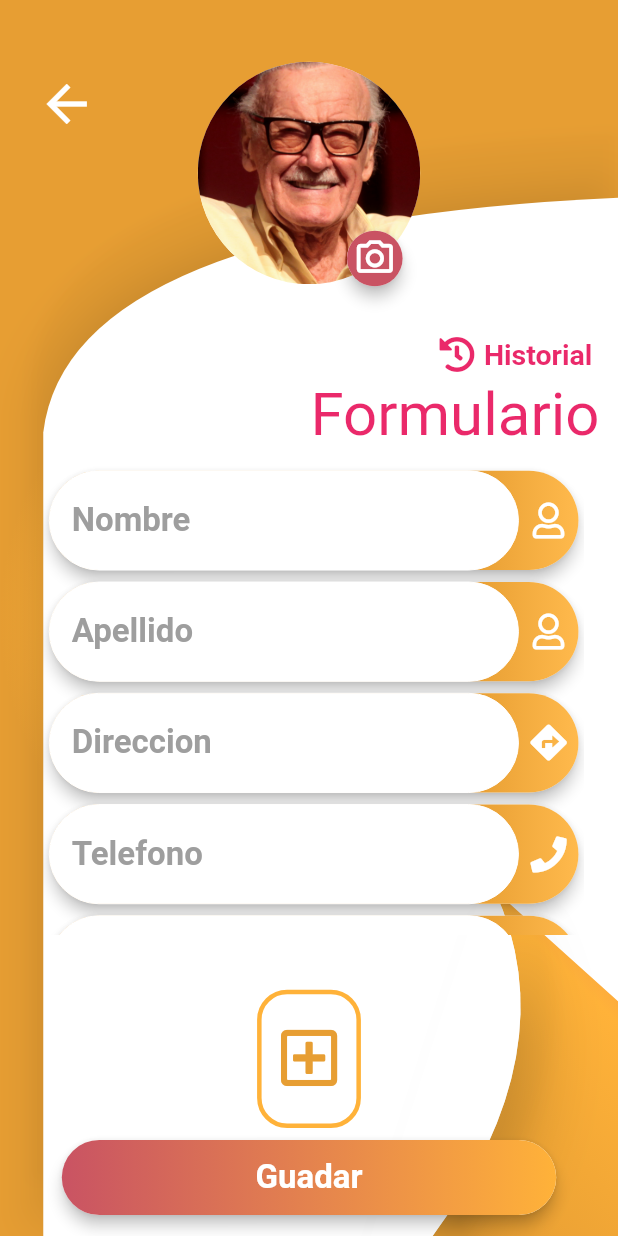
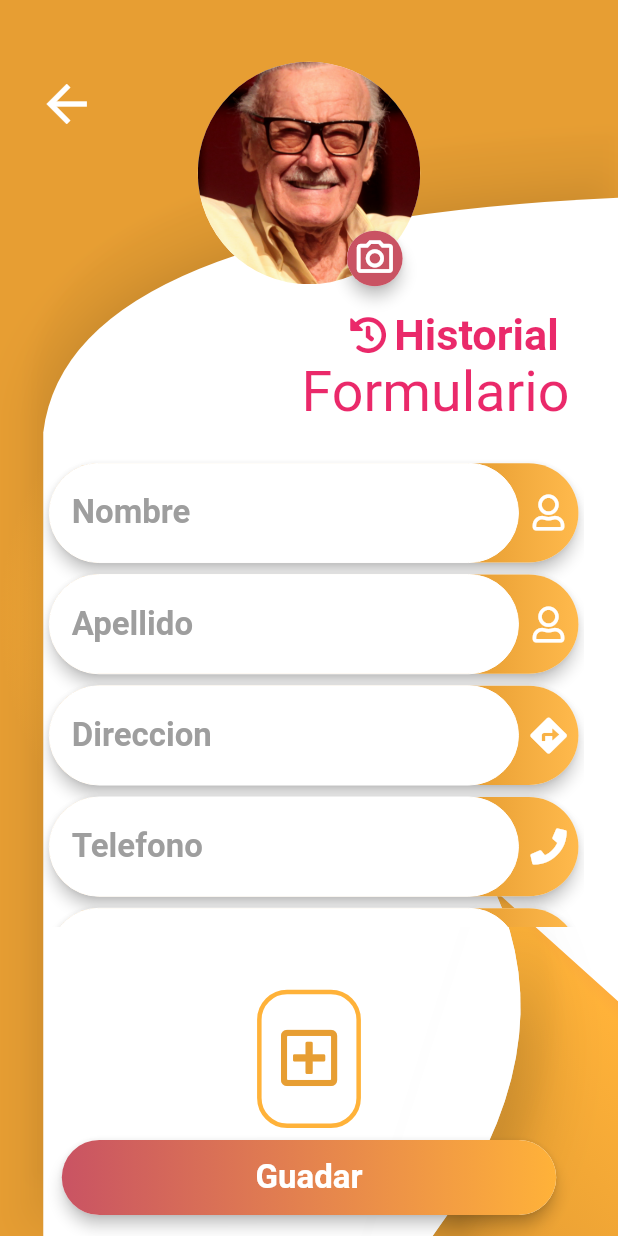
Before and after one commit to hernan74/control_usuarios, a Flutter app: the FichaPageMod screen opened directly, on a phone screen of 412 x 824 dp. Run offline on Flutter 3.47's test engine with Material 2 defaults, Android fonts, the phone set to English and light mode, and no system bars; our stand-ins replace font_awesome_flutter, image_picker.

Commit message:
Se arreglo los tamaños en titulo de la ficha

```diff
--- a/lib/src/pages/ficha_page_mod2.dart
+++ b/lib/src/pages/ficha_page_mod2.dart
@@ -116,15 +116,7 @@ class _Formulario extends StatelessWidget {
   @override
   Widget build(BuildContext context) {
     final size = MediaQuery.of(context).size;
-    return Column(
-      crossAxisAlignment: CrossAxisAlignment.end,
-      children: [
-        SizedBox(
-          height: 10,
-        ),
-        _CamposFormulario(size: size),
-      ],
-    );
+    return _CamposFormulario(size: size);
   }
 }
 
@@ -157,6 +149,7 @@ class _CamposFormulario extends StatelessWidget {
                 if (modelo.tipoDato == 'String' || modelo.tipoDato == 'number')
                   return TextfieldWidget(
                       alineacionTexto: TextAlign.start,
+                      alto: 11,
                       ancho: sizeScreemUtil(
                           sizeActual: size.width * 84 / 100,
                           sizeMin: 350,
@@ -250,48 +243,38 @@ class _TituloFormulario extends StatelessWidget {
       child: Container(
         width: size.width * 90 / 100,
         height: size.height * 12 / 100,
+        padding: const EdgeInsets.only(right: (20)),
         child: Column(
           crossAxisAlignment: CrossAxisAlignment.end,
           mainAxisSize: MainAxisSize.min,
           children: [
-            Spacer(),
             GestureDetector(
-              child: Container(
-                width: size.width * 30 / 100,
-                height: size.height * 4 / 100,
-                child: Stack(
-                  alignment: Alignment.centerRight,
-                  children: [
-                    Positioned(
-                      left: size.width * 4 / 100,
-                      child: FaIcon(
+              child: Row(
+                mainAxisAlignment: MainAxisAlignment.end,
+                children: <Widget>[
+                  FaIcon(
                     FontAwesomeIcons.history,
                     color: Colors.pink,
+                    size: size.height * 3 / 100,
                   ),
+                  SizedBox(
+                    width: 5,
                   ),
                   Hero(
                     tag: 'TextHistorial',
-                      flightShuttleBuilder: (flightContext,
-                              animation,
-                              flightDirection,
-                              fromHeroContext,
-                              toHeroContext) =>
+                    flightShuttleBuilder: (flightContext, animation,
+                            flightDirection, fromHeroContext, toHeroContext) =>
                         FlightShuttleBuilderWidget(flightContext, animation,
                             flightDirection, fromHeroContext, toHeroContext),
-                      child: Container(
-                        width: MediaQuery.of(context).size.width * 25 / 100,
-                        alignment: Alignment.centerRight,
                     child: Text(
                       'Historial ',
                       style: TextStyle(
-                              fontSize: estilo.sizeHindTextfield,
+                          fontSize: size.height * 3.5 / 100,
                           color: estilo.colorTituloLogin,
                           fontWeight: FontWeight.bold),
                     ),
-                      ),
                   )
                 ],
-                ),
               ),
               onTap: () {
                 Navigator.push(
@@ -302,7 +285,7 @@ class _TituloFormulario extends StatelessWidget {
               'Formulario',
               textAlign: TextAlign.right,
               style: TextStyle(
-                  fontSize: estilo.sizeTituloLogin,
+                  fontSize: size.height * 4.5 / 100,
                   color: estilo.colorTituloLogin),
             ),
           ],
--- a/lib/src/widget/textfield_widget.dart
+++ b/lib/src/widget/textfield_widget.dart
@@ -50,7 +50,6 @@ class TextfieldWidget extends StatelessWidget {
       ),
       child: Container(
         width: redibujarAncho,
-        height: redibujarAlto - 12,
         decoration: BoxDecoration(
           color: this.colorGradienteIconoInicio,
           borderRadius: BorderRadius.circular(50),
@@ -64,8 +63,7 @@ class TextfieldWidget extends StatelessWidget {
         ),
         child: Row(
           children: <Widget>[
-            if (this.iconoIzquida)
-              _IconoTextfield(alto: redibujarAlto, icono: this.icono),
+            if (this.iconoIzquida) _IconoTextfield(icono: this.icono),
             Expanded(
               child: _CampoTexto(
                 hindText: this.hindText,
@@ -77,8 +75,7 @@ class TextfieldWidget extends StatelessWidget {
                 onTap: this.onTap,
               ),
             ),
-            if (!this.iconoIzquida)
-              _IconoTextfield(alto: redibujarAlto, icono: this.icono),
+            if (!this.iconoIzquida) _IconoTextfield(icono: this.icono),
           ],
         ),
       ),
@@ -88,11 +85,9 @@ class TextfieldWidget extends StatelessWidget {
 
 class _IconoTextfield extends StatelessWidget {
   const _IconoTextfield({
-    @required this.alto,
     @required this.icono,
   });
 
-  final double alto;
   final IconData icono;
 
   @override
@@ -102,7 +97,6 @@ class _IconoTextfield extends StatelessWidget {
       sizeIniciar: 0,
       child: Container(
         width: 40,
-        height: this.alto,
         alignment: Alignment.center,
         child: OpacityAnimation(
           duration: Duration(milliseconds: 1300),
```
Lines whose indentation alone changed are shown as unchanged.
